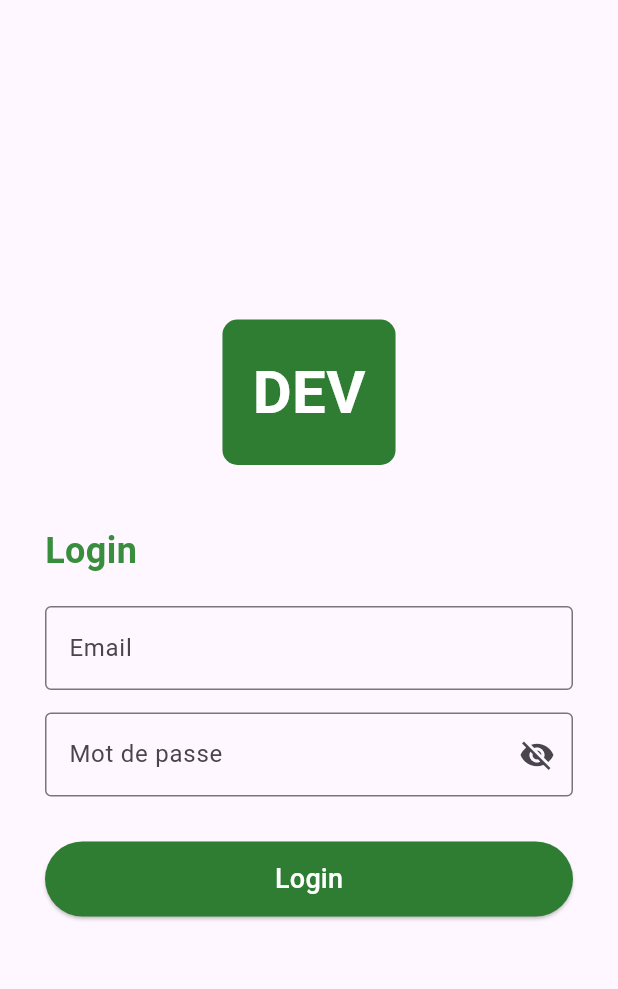
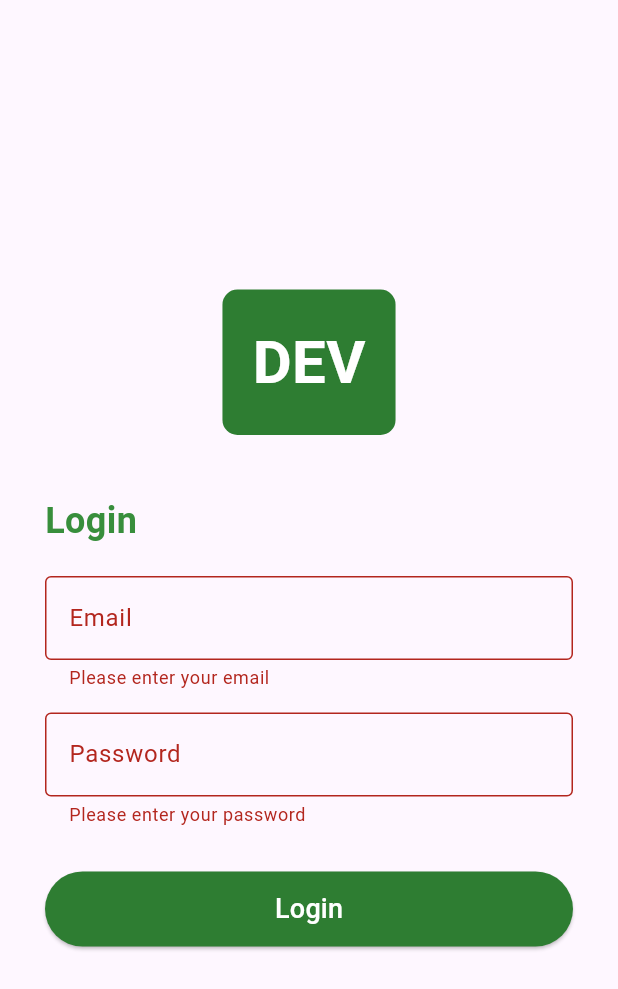
Before and after one commit to HamrouniAnas/test_flutter, a Flutter app: the LoginScreen screen opened directly, after a tap on "Login", on a phone screen of 412 x 824 dp. Shown: the top 989 px of the screen. Run offline on Flutter 3.47's test engine with Material 3 defaults, Android fonts, the phone set to English and light mode, and no system bars; our stand-ins replace shared_preferences; accounts and stored records are empty.

Commit message:
add login control and persistence add logout on menu

```diff
--- a/lib/screens/login_screen.dart
+++ b/lib/screens/login_screen.dart
@@ -1,17 +1,19 @@
 import 'package:flutter/material.dart';
 import 'package:shared_preferences/shared_preferences.dart';
 import 'package:test_flutter/screens/main_screen.dart';
+
 class LoginScreen extends StatefulWidget {
   @override
   _LoginScreenState createState() => _LoginScreenState();
 }
 
 class _LoginScreenState extends State<LoginScreen> {
+  final _formKey = GlobalKey<FormState>();
   final TextEditingController _emailController = TextEditingController();
   final TextEditingController _passwordController = TextEditingController();
-  bool _isPasswordVisible = false;
 
-  Future<void> _login() async {
+  Future<void> _login(BuildContext context) async {
+    if (_formKey.currentState!.validate()) {
       await Future.delayed(Duration(seconds: 2));
 
       final prefs = await SharedPreferences.getInstance();
@@ -22,12 +24,15 @@ class _LoginScreenState extends State<LoginScreen> {
         MaterialPageRoute(builder: (context) => MainScreen()),
       );
     }
+  }
 
   @override
   Widget build(BuildContext context) {
     return Scaffold(
       body: Padding(
         padding: EdgeInsets.symmetric(horizontal: 30),
+        child: Form(
+          key: _formKey,
           child: Column(
             mainAxisAlignment: MainAxisAlignment.center,
             crossAxisAlignment: CrossAxisAlignment.start,
@@ -61,32 +66,37 @@ class _LoginScreenState extends State<LoginScreen> {
               ),
               SizedBox(height: 20),
 
-            TextField(
+              TextFormField(
                 controller: _emailController,
                 decoration: InputDecoration(
                   labelText: 'Email',
                   border: OutlineInputBorder(),
                 ),
+                validator: (value) {
+                  if (value == null || value.isEmpty) {
+                    return 'Please enter your email';
+                  }
+                  if (!RegExp(r'^[\w-\.]+@([\w-]+\.)+[\w-]{2,4}$').hasMatch(value)) {
+                    return 'Please enter a valid email';
+                  }
+                  return null;
+                },
               ),
               SizedBox(height: 15),
 
-            TextField(
+              TextFormField(
                 controller: _passwordController,
-              obscureText: !_isPasswordVisible,
+                obscureText: true,
                 decoration: InputDecoration(
-                labelText: 'Mot de passe',
+                  labelText: 'Password',
                   border: OutlineInputBorder(),
-                suffixIcon: IconButton(
-                  icon: Icon(
-                    _isPasswordVisible ? Icons.visibility : Icons.visibility_off,
                 ),
-                  onPressed: () {
-                    setState(() {
-                      _isPasswordVisible = !_isPasswordVisible;
-                    });
+                validator: (value) {
+                  if (value == null || value.isEmpty) {
+                    return 'Please enter your password';
+                  }
+                  return null;
                 },
-                ),
-              ),
               ),
               SizedBox(height: 30),
 
@@ -95,7 +105,7 @@ class _LoginScreenState extends State<LoginScreen> {
                   width: double.infinity,
                   height: 50,
                   child: ElevatedButton(
-                  onPressed: _login,
+                    onPressed: () => _login(context),
                     style: ElevatedButton.styleFrom(
                       backgroundColor: Colors.green.shade800,
                       shape: RoundedRectangleBorder(
@@ -112,6 +122,7 @@ class _LoginScreenState extends State<LoginScreen> {
             ],
           ),
         ),
+      ),
     );
   }
 }
```
Also changed, not shown: lib/screens/main_screen.dart (+25 -1 lines), lib/screens/splash_screen.dart (+4 -27 lines). Lines whose indentation alone changed are shown as unchanged.
